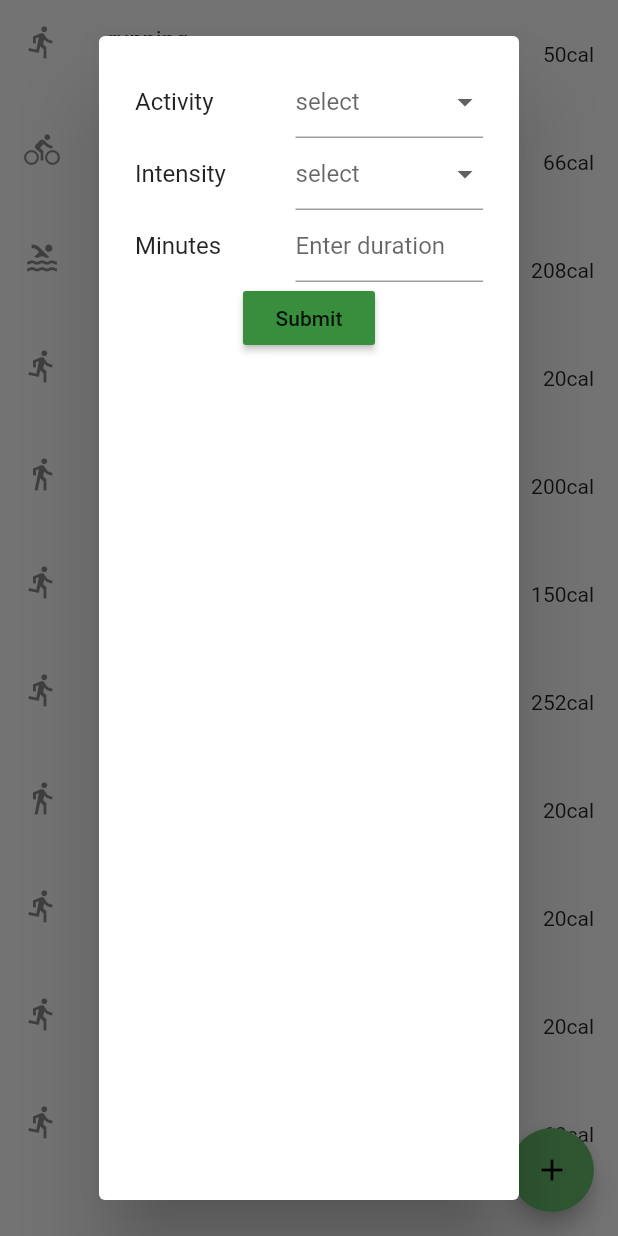
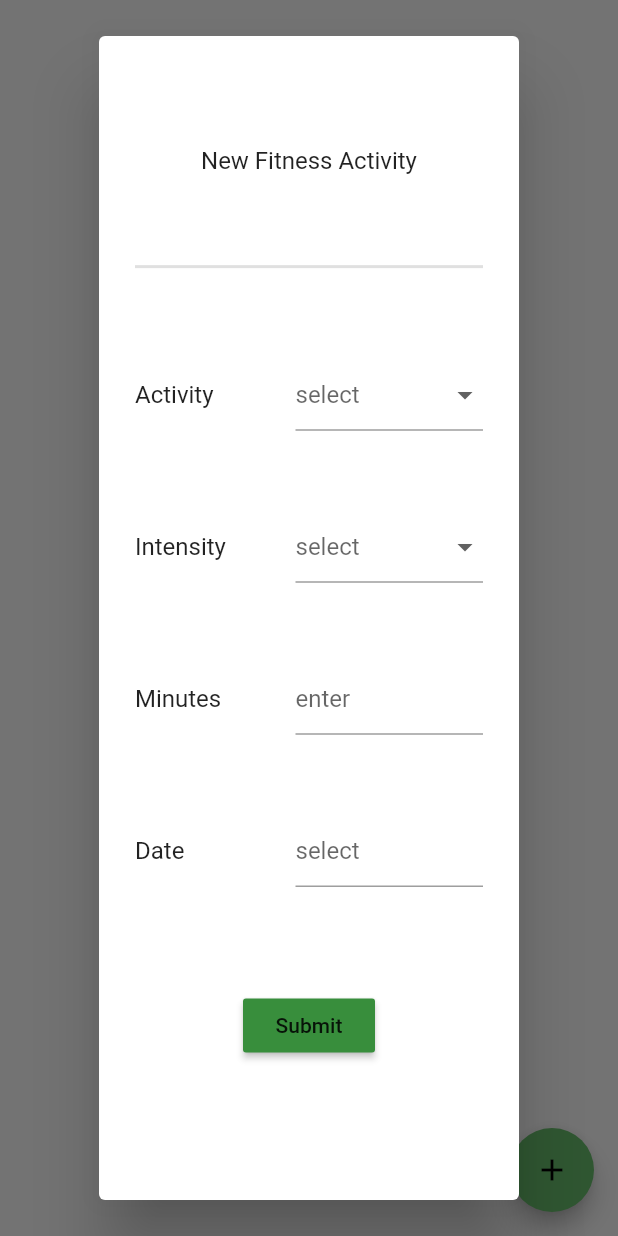
Before and after one commit to ritvij14/cnc_flutter_app, a Flutter app: the FitnessTrackingBody screen opened directly, after a tap on the "add" icon, on a phone screen of 412 x 824 dp. Run offline on Flutter 3.47's test engine with Material 2 defaults, Android fonts, the phone set to English and light mode, and no system bars; our stand-ins replace bloc, flutter_bloc, flutter_login, flutter_slidable, flutter_svg, shared_preferences and 1 more; missing offline and left inert: clipboard, mysql1, scrolling_day_calendar; accounts and stored records are empty; network calls fail.

Commit message:
Added login persisting through shared preferences. I'd like to add encryption to the stored email. Also added is the dates for activities.

```diff
--- a/lib/connections/fitness_activity_db_helper.dart
+++ b/lib/connections/fitness_activity_db_helper.dart
@@ -23,7 +23,7 @@ class FitnessActivityDBHelper extends DBHelper {
           'type': fitnessActivityModel.type,
           'intensity': fitnessActivityModel.intensity.toString(),
           'minutes': fitnessActivityModel.minutes.toString(),
+          'dateTime': fitnessActivityModel.dateTime.toIso8601String(),
         }));
-    // print(await http.get(uriResponse.bodyFields['uri']));
   }
 }
--- a/lib/models/fitness_activity_model.dart
+++ b/lib/models/fitness_activity_model.dart
@@ -1,23 +1,25 @@
 
 import 'package:cnc_flutter_app/extensions/text_formatting_extension.dart';
-import 'package:cnc_flutter_app/widgets/fitness_tracking_widgets/fitness_tracking_list_tile_widget.dart';
 
 class FitnessActivityModel {
   String type;
   int minutes;
   int intensity;
   int calories;
+  DateTime dateTime;
 
   //intensity can be a scale, 1-5
-  FitnessActivityModel(String type, int minutes, int intensity) {
+  FitnessActivityModel(String type, int minutes, int intensity, DateTime dateTime) {
     this.type = type;
     this.minutes = minutes;
     this.intensity = intensity;
     this.calories = _calculateCalories(type, minutes, intensity);
+    this.dateTime = dateTime;
   }
 
   FitnessActivityModel.emptyConstructor() {
     this.minutes = 0;
+    this.dateTime = new DateTime.now();
   }
 
   int _calculateCalories(String type, int minutes, int intensity) {
@@ -29,23 +31,8 @@ class FitnessActivityModel {
   }
 
   factory FitnessActivityModel.fromJson(dynamic json) {
-    print(json.toString());
     return FitnessActivityModel((json['type'] as String).capitalize(), int.parse((json['minutes'] as String)),
-        int.parse(json['intensity'] as String));
+        int.parse(json['intensity'] as String), DateTime.parse(json['dateTime'] as String));
   }
 }
-
-final List<FitnessActivityModel> fitnessActivityModelList = [
-  FitnessActivityModel('running', 10, 5),
-  FitnessActivityModel('cycling', 22, 3),
-  FitnessActivityModel('swimming', 52, 4),
-  FitnessActivityModel('running', 4, 5),
-  FitnessActivityModel('hiking', 100, 2),
-  FitnessActivityModel('running', 50, 3),
-  FitnessActivityModel('running', 63, 4),
-  FitnessActivityModel('walking', 10, 2),
-  FitnessActivityModel('jogging', 10, 2),
-  FitnessActivityModel('jogging', 10, 2),
-  FitnessActivityModel('jogging', 20, 3),
-
-];
+final List<FitnessActivityModel> fitnessActivityModelList = [];
--- a/lib/nutrition_app.dart
+++ b/lib/nutrition_app.dart
@@ -9,9 +9,12 @@ import 'package:cnc_flutter_app/theme/bloc/theme_bloc.dart';
 import 'package:cnc_flutter_app/theme/bloc/theme_state.dart';
 import 'package:flutter/material.dart';
 import 'package:flutter_bloc/flutter_bloc.dart';
+import 'package:shared_preferences/shared_preferences.dart';
 
 class NutritionApp extends StatelessWidget {
-  String initialRoute = determineInitRoute();
+  final String initialRoute;
+
+  const NutritionApp({Key key, this.initialRoute}) : super(key: key);
 
 
   @override
@@ -40,11 +43,4 @@ class NutritionApp extends StatelessWidget {
       );
     });
   }
-
-  static String determineInitRoute() {
-    //check if logged in,
-    //check if completed questionnaire,
-    //if both are true login
-    return '/';
-  }
 }
--- a/lib/screens/home/fitness_tracking_screen.dart
+++ b/lib/screens/home/fitness_tracking_screen.dart
@@ -1,6 +1,5 @@
 import 'package:cnc_flutter_app/models/fitness_activity_model.dart';
-import 'package:cnc_flutter_app/widgets/fitness_tracking_widgets/fitness_tracking_body_widget.dart';
-import 'package:cnc_flutter_app/widgets/fitness_tracking_widgets/fitness_tracking_popup_modify_activity_widget.dart';
+import 'package:cnc_flutter_app/widgets/fitness_tracking_screen_widgets/fitness_tracking_body_widget.dart';
 import 'package:flutter/material.dart';
 
 class FitnessTrackingScreen extends StatelessWidget {
--- a/lib/screens/navigator_screen.dart
+++ b/lib/screens/navigator_screen.dart
@@ -3,7 +3,7 @@ import 'package:cnc_flutter_app/screens/home/diet_tracking_screen.dart';
 import 'package:cnc_flutter_app/screens/welcome_screen_stepper.dart';
 import 'package:flutter/material.dart';
 
-import 'home_screen.dart';
+import 'home/home_screen.dart';
 // import 'ask/ask_page.dart';
 // import 'home_page.dart';
 // import 'profile/profile_page.dart';
--- a/lib/widgets/fitness_tracking_widgets/fitness_tracking_body_widget.dart
+++ b/lib/widgets/fitness_tracking_screen_widgets/fitness_tracking_body_widget.dart
@@ -4,9 +4,9 @@ import 'package:cnc_flutter_app/connections/db_helper.dart';
 import 'package:cnc_flutter_app/connections/fitness_activity_db_helper.dart';
 
 import 'package:cnc_flutter_app/models/fitness_activity_model.dart';
-import 'package:cnc_flutter_app/widgets/fitness_tracking_widgets/fitness_tracking_list_tile_widget.dart';
 import 'package:flutter/material.dart';
 
+import 'fitness_tracking_list_tile_widget.dart';
 import 'fitness_tracking_popup_input_activity_widget.dart';
 import 'fitness_tracking_popup_modify_activity_widget.dart';
 
@@ -54,7 +54,6 @@ class _FitnessTrackingBodyState extends State<FitnessTrackingBody> {
             setState(() {
               // addActivity(val);
               // if (val != null) widget.fitnessActivityList.insert(0, val);
-              // print(widget.fitnessActivityList.length);
 
             });
           });
@@ -114,7 +113,6 @@ class _FitnessTrackingBodyState extends State<FitnessTrackingBody> {
     // var fitnessActivityJson = jsonDecode(response)
     // Iterable l = json.decode(response.body);
     // print(json.decode(response.body));
-
     List<FitnessActivityModel> fa = (json.decode(response.body) as List)
         .map((data) => FitnessActivityModel.fromJson(data))
         .toList();
--- a/lib/widgets/fitness_tracking_widgets/fitness_tracking_list_tile_widget.dart
+++ b/lib/widgets/fitness_tracking_screen_widgets/fitness_tracking_list_tile_widget.dart
@@ -1,6 +1,6 @@
 import 'package:cnc_flutter_app/models/fitness_activity_model.dart';
 import 'package:flutter/material.dart';
-
+import 'package:intl/intl.dart';
 import 'fitness_tracking_popup_modify_activity_widget.dart';
 
 class FitnessTrackingListTile extends StatefulWidget {
@@ -13,22 +13,25 @@ class FitnessTrackingListTile extends StatefulWidget {
   @override
   _FitnessTrackingListTileState createState() =>
       _FitnessTrackingListTileState();
-
 }
 
-
 class _FitnessTrackingListTileState extends State<FitnessTrackingListTile> {
-
-  refresh(){
-    setState((){});
+  refresh() {
+    setState(() {});
   }
 
   @override
   Widget build(BuildContext context) {
     return ListTile(
+      contentPadding: EdgeInsets.fromLTRB(10, 10, 15, 10),
       leading: Icon(getActivityIcon()),
       title: Text(widget.fitnessActivity.type),
-      subtitle: Text(widget.fitnessActivity.minutes.toString() + ' minutes' + ' at intensity level ' + widget.fitnessActivity.intensity.toString()),
+      subtitle: Text(widget.fitnessActivity.minutes.toString() +
+          ' minutes' +
+          ' at intensity level ' +
+          widget.fitnessActivity.intensity.toString() +
+          '\n' +
+          DateFormat('yyyy-MM-dd').format(widget.fitnessActivity.dateTime)),
       trailing: Text(widget.fitnessActivity.getCalories().toString() + 'cal'),
       onTap: () async {
         print(widget.fitnessActivity.intensity);
@@ -36,28 +39,29 @@ class _FitnessTrackingListTileState extends State<FitnessTrackingListTile> {
             context: context,
             builder: (BuildContext context) {
               return AlertDialog(
-                content: FitnessTrackingPopupModifyActivity(widget.fitnessActivity),
+                content:
+                    FitnessTrackingPopupModifyActivity(widget.fitnessActivity),
               );
-            }).then((val){
-              refresh();
+            }).then((val) {
+          refresh();
         });
       },
     );
   }
 
   IconData getActivityIcon() {
-    if (widget.fitnessActivity.type == 'running' ||
-        widget.fitnessActivity.type == 'jogging') {
+    if (widget.fitnessActivity.type == 'Running' ||
+        widget.fitnessActivity.type == 'Jogging') {
       return Icons.directions_run;
     }
-    if (widget.fitnessActivity.type == 'swimming') {
+    if (widget.fitnessActivity.type == 'Swimming') {
       return Icons.pool;
     }
-    if (widget.fitnessActivity.type == 'cycling') {
+    if (widget.fitnessActivity.type == 'Cycling') {
       return Icons.directions_bike;
     }
-    if (widget.fitnessActivity.type == 'hiking' ||
-        widget.fitnessActivity.type == 'walking') {
+    if (widget.fitnessActivity.type == 'Hiking' ||
+        widget.fitnessActivity.type == 'Walking') {
       return Icons.directions_walk;
     }
   }
--- a/lib/widgets/fitness_tracking_widgets/fitness_tracking_popup_input_activity_widget.dart
+++ b/lib/widgets/fitness_tracking_screen_widgets/fitness_tracking_popup_input_activity_widget.dart
@@ -2,6 +2,8 @@ import 'package:cnc_flutter_app/connections/fitness_activity_db_helper.dart';
 import 'package:cnc_flutter_app/models/fitness_activity_model.dart';
 import 'package:flutter/material.dart';
 import 'package:flutter/services.dart';
+import 'package:intl/intl.dart';
+
 
 class FitnessTrackingPopupInputActivity extends StatefulWidget {
   FitnessActivityModel fitnessActivity;
@@ -19,19 +21,26 @@ class _FitnessTrackingPopupInputActivityState
     extends State<FitnessTrackingPopupInputActivity> {
   final db = FitnessActivityDBHelper();
   final _formKey = GlobalKey<FormState>();
-
-  // bool _activityCompleted = false;
-  // bool _intensityCompleted = false;
-  // bool _minutesCompleted = false;
-  // bool _formComplete = false;
+  TextEditingController dateCtl = TextEditingController();
 
   @override
   Widget build(BuildContext context) {
     return AlertDialog(
+      elevation: 20,
       content: Form(
         key: _formKey,
         child: Column(
+          mainAxisAlignment: MainAxisAlignment.spaceEvenly,
           children: [
+            Row(
+              mainAxisAlignment: MainAxisAlignment.center,
+              children: [
+                Text('New Fitness Activity'),
+              ],
+            ),
+            Divider(
+              thickness: 2,
+            ),
             Row(
               mainAxisAlignment: MainAxisAlignment.spaceBetween,
               children: [
@@ -46,12 +55,12 @@ class _FitnessTrackingPopupInputActivityState
                     validator: (value) =>
                         value == null ? 'Activity required' : null,
                     items: [
-                      'running',
-                      'walking',
-                      'cycling',
-                      'jogging',
-                      'swimming',
-                      'hiking'
+                      'Running',
+                      'Walking',
+                      'Cycling',
+                      'Jogging',
+                      'Swimming',
+                      'Hiking',
                     ].map<DropdownMenuItem<String>>((String value) {
                       return DropdownMenuItem<String>(
                         value: value,
@@ -62,37 +71,6 @@ class _FitnessTrackingPopupInputActivityState
                 ),
               ],
             ),
-            // Row(
-            //   mainAxisAlignment: MainAxisAlignment.spaceBetween,
-            //   children: [
-            //     Text('Activity'),
-            //     DropdownButton<String>(
-            //       value: widget.fitnessActivity.type,
-            //       icon: Icon(Icons.arrow_downward),
-            //       elevation: 16,
-            //       hint: Text('Select Activity'),
-            //       items: [
-            //         'running',
-            //         'walking',
-            //         'cycling',
-            //         'jogging',
-            //         'swimming',
-            //         'hiking'
-            //       ].map<DropdownMenuItem<String>>((String value) {
-            //         return DropdownMenuItem<String>(
-            //           value: value,
-            //           child: Text(value),
-            //         );
-            //       }).toList(),
-            //       onChanged: (String newValue) {
-            //         _activityCompleted = true;
-            //         setState(() {
-            //           widget.fitnessActivity.type = newValue;
-            //         });
-            //       },
-            //     ),
-            //   ],
-            // ),
             Row(
               mainAxisAlignment: MainAxisAlignment.spaceBetween,
               children: [
@@ -105,7 +83,7 @@ class _FitnessTrackingPopupInputActivityState
                     onChanged: (type) =>
                         setState(() => widget.fitnessActivity.intensity = type),
                     validator: (value) =>
-                        value == null ? 'Activity required' : null,
+                        value == null ? 'Intensity required' : null,
                     items:
                         [1, 2, 3, 4, 5].map<DropdownMenuItem<int>>((int value) {
                       return DropdownMenuItem<int>(
@@ -117,31 +95,6 @@ class _FitnessTrackingPopupInputActivityState
                 ),
               ],
             ),
-            // Row(
-            //   mainAxisAlignment: MainAxisAlignment.spaceBetween,
-            //   children: [
-            //     Text('Intensity'),
-            //     DropdownButton<int>(
-            //       value: widget.fitnessActivity.intensity,
-            //       icon: Icon(Icons.arrow_downward),
-            //       elevation: 16,
-            //       hint: Text('Select Intensity'),
-            //       items:
-            //           [1, 2, 3, 4, 5].map<DropdownMenuItem<int>>((int value) {
-            //         return DropdownMenuItem<int>(
-            //           value: value,
-            //           child: Text(value.toString()),
-            //         );
-            //       }).toList(),
-            //       onChanged: (int newValue) {
-            //         _intensityCompleted = true;
-            //         setState(() {
-            //           widget.fitnessActivity.intensity = newValue;
-            //         });
-            //       },
-            //     ),
-            //   ],
-            // ),
             Row(
               mainAxisAlignment: MainAxisAlignment.spaceBetween,
               children: [
@@ -151,7 +104,7 @@ class _FitnessTrackingPopupInputActivityState
                   child: TextFormField(
                     validator: (value) {
                       if (value.isEmpty) {
-                        return 'Enter number of minutes.';
+                        return 'Minutes required';
                       }
                       return null;
                     },
@@ -161,17 +114,57 @@ class _FitnessTrackingPopupInputActivityState
                       FilteringTextInputFormatter.allow(RegExp(r'[0-9]')),
                     ],
                     decoration: InputDecoration(
-                      hintText: "Enter duration",
+                      hintText: "enter",
                     ),
                     onChanged: (text) {
-                      // _minutesCompleted = true;
                       widget.fitnessActivity.minutes = int.parse(text);
                     },
                   ),
                 )
               ],
             ),
-            RaisedButton(
+            Row(
+              mainAxisAlignment: MainAxisAlignment.spaceBetween,
+              children: [
+                Text('Date'),
+                Container(
+                  width: 125,
+                  child: TextFormField(
+                    controller: dateCtl,
+                    decoration: InputDecoration(
+                      hintText: 'select'
+                    ),
+                    validator: (value) {
+                      if (value.isEmpty) {
+                        return 'Date required';
+                      }
+                      return null;
+                    },
+                    // initialValue: '',
+                    onTap: () async {
+                      DateTime date = DateTime.now();
+                      FocusScope.of(context).requestFocus(new FocusNode());
+                      date = await showDatePicker(
+                        context: context,
+                        initialDate: widget.fitnessActivity.dateTime,
+                        firstDate: DateTime(2020),
+                        lastDate: DateTime.now());
+                      // dateCtl.text = date.toIso8601String();
+                      dateCtl.text = DateFormat('yyyy-MM-dd').format(date);
+                      // dateCtl.text = date.toString();
+                      widget.fitnessActivity.dateTime = date;
+                    },
+                    // onChanged: (text){
+                    //   // widget.fitnessActivity.dateTime = DateTime.parse(text);
+                    // },
+                  ),
+
+                )
+              ],
+            ),
+            Padding(
+              padding: const EdgeInsets.all(15.0),
+              child: RaisedButton(
                 child: Text('Submit'),
                 onPressed: () {
                   if (_formKey.currentState.validate()) {
@@ -180,6 +173,7 @@ class _FitnessTrackingPopupInputActivityState
                   }
                 },
               ),
+            ),
           ],
         ),
       ),
```
Also changed, not shown: lib/authorization.dart (added, +11 -0 lines), lib/connections/db_helper.dart (+22 -7 lines), lib/main.dart (+10 -1 lines), lib/models/user_model.dart (+5 -2 lines), lib/screens/login_screen.dart (+17 -18 lines), lib/widgets/profile_body_widget.dart (+7 -1 lines), lib/screens/home/home_screen.dart (renamed from lib/screens/home_screen.dart), lib/widgets/fitness_tracking_screen_widgets/fitness_tracking_popup_modify_activity_widget.dart (renamed from lib/widgets/fitness_tracking_widgets/fitness_tracking_popup_modify_activity_widget.dart). Lines whose indentation alone changed are shown as unchanged.
